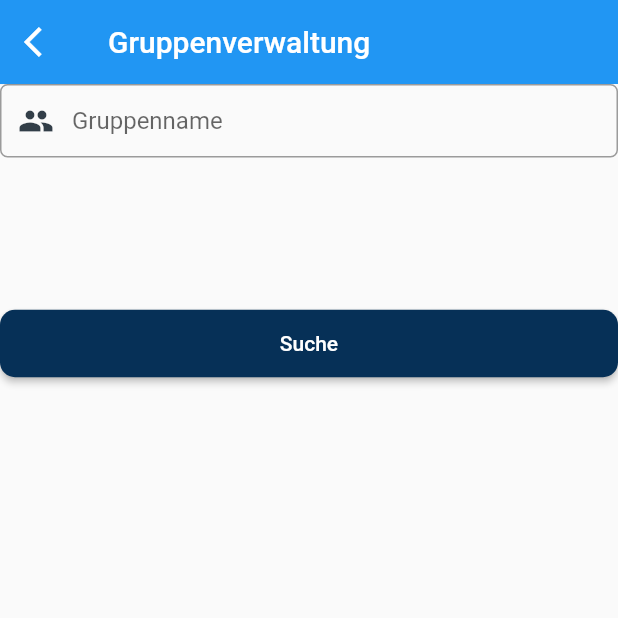
After one commit to adeveloper-wq/rezeptverwaltung-app, a Flutter app: the GroupSettings screen opened by its route, on a phone screen of 412 x 824 dp, the top half of it. The commit adds this screen. Run offline on Flutter 3.47's test engine with Material 2 defaults, Android fonts, the phone set to English and light mode, and no system bars; our stand-ins replace shared_preferences; accounts and stored records are empty.

Commit message:
login/register status code events added and get group by name added

```diff
--- a/lib/main.dart
+++ b/lib/main.dart
@@ -1,10 +1,13 @@
 import 'package:flutter/material.dart';
 import 'package:provider/provider.dart';
 import 'package:rezeptverwaltung/pages/dashboard.dart';
+import 'package:rezeptverwaltung/pages/group_settings.dart';
 import 'package:rezeptverwaltung/pages/login.dart';
 import 'package:rezeptverwaltung/pages/register.dart';
+import 'package:rezeptverwaltung/pages/settings.dart';
 import 'package:rezeptverwaltung/providers/auth_provider.dart';
 import 'package:rezeptverwaltung/providers/auth_refresh_provider.dart';
+import 'package:rezeptverwaltung/providers/group_provider.dart';
 import 'package:rezeptverwaltung/providers/user_provider.dart';
 
 void main() {
@@ -19,6 +22,7 @@ class MyApp extends StatelessWidget {
           ChangeNotifierProvider(create: (_) => AuthRefreshProvider()),
           ChangeNotifierProvider(create: (_) => AuthProvider()),
           ChangeNotifierProvider(create: (_) => UserProvider()),
+          ChangeNotifierProvider(create: (_) => GroupProvider()),
         ],
         child: MyAppStateful()
     );
@@ -54,6 +58,8 @@ class _MyAppState extends State<MyAppStateful>{
             '/dashboard': (context) => DashBoard(),
             '/login': (context) => Login(),
             '/register': (context) => Register(),
+            '/settings': (context) => Settings(),
+            '/group_settings': (context) => GroupSettings(),
           }
     );
   }
--- /dev/null
+++ b/lib/pages/group_settings.dart
@@ -0,0 +1,91 @@
+import 'package:flutter/material.dart';
+import 'package:provider/provider.dart';
+import 'package:rezeptverwaltung/domains/user.dart';
+import 'package:rezeptverwaltung/providers/group_provider.dart';
+import 'package:rezeptverwaltung/providers/user_provider.dart';
+import 'package:rezeptverwaltung/util/user_preferences.dart';
+import 'package:rezeptverwaltung/util/widgets.dart';
+
+class GroupSettings extends StatefulWidget {
+  @override
+  _GroupSettingsState createState() => _GroupSettingsState();
+}
+
+class _GroupSettingsState extends State<GroupSettings> {
+  final formKey = new GlobalKey<FormState>();
+
+  String _groupName;
+
+  @override
+  void initState() {
+    super.initState();
+  }
+
+  @override
+  Widget build(BuildContext context) {
+    final groupNameField = TextFormField(
+      autofocus: false,
+      validator: (value) => value.isEmpty ? "Bitte Gruppennamen eingeben" : null,
+      onSaved: (value) => _groupName = value,
+      decoration: buildInputDecoration("Gruppenname", Icons.group),
+    );
+
+    var loading = Row(
+      mainAxisAlignment: MainAxisAlignment.center,
+      children: <Widget>[
+        CircularProgressIndicator(),
+        Text(" Lädt ... Bitte warten")
+      ],
+    );
+
+    var startSearch = () {
+      final form = formKey.currentState;
+
+      if (form.validate()) {
+        form.save();
+
+        final Future<Map<String, dynamic>> successfulMessage =
+        context.read<GroupProvider>().getGroup(_groupName);
+
+        successfulMessage.then((response) {
+          if (response['status']) {
+            print("------------------------------------------------------------------------");
+            print(response['data']);
+          } else {
+            ScaffoldMessenger.of(context).showSnackBar(SnackBar(content: Text(response['message'])));
+          }
+        });
+      } else {
+        ScaffoldMessenger.of(context).showSnackBar(SnackBar(content: Text('Bitte alles richtig ausfüllen.')));
+      }
+    };
+
+    return Scaffold(
+      appBar: AppBar(
+          title: Text("Gruppenverwaltung"),
+          elevation: 0.1,
+          leading: IconButton(
+            icon: Icon(
+              Icons.arrow_back_ios,
+              color: Colors.white,
+            ),
+            onPressed: () {
+              Navigator.pop(context);
+            },
+          )
+      ),
+      body: Form(
+        key: formKey,
+        child: Column(
+          children: [
+            groupNameField,
+            SizedBox(height: 100,),
+            context.watch<GroupProvider>().state == GroupLoadingStatus.Loading
+                ? loading
+                : longButtons("Suche", startSearch),
+          ],
+        ),
+      )
+    );
+  }
+}
--- a/lib/pages/login.dart
+++ b/lib/pages/login.dart
@@ -20,7 +20,7 @@ class _LoginState extends State<Login> {
   Widget build(BuildContext context) {
     final emailField = TextFormField(
       autofocus: false,
-      //validator: validateEmail,
+      validator: validateEmail,
       onSaved: (value) => _username = value,
       decoration: buildInputDecoration("E-Mail eingeben", Icons.email),
     );
@@ -69,11 +69,11 @@ class _LoginState extends State<Login> {
             context.read<UserProvider>().setUser(user);
             Navigator.pushReplacementNamed(context, '/dashboard');
           } else {
-            SnackBar(content: Text('Failed Login: ' + response['message']['message'].toString()));
+            ScaffoldMessenger.of(context).showSnackBar(SnackBar(content: Text(response['message'])));
           }
         });
       } else {
-        print("form is invalid");
+        ScaffoldMessenger.of(context).showSnackBar(SnackBar(content: Text('Bitte alles richtig ausfüllen.')));
       }
     };
 
--- a/lib/pages/register.dart
+++ b/lib/pages/register.dart
@@ -28,7 +28,7 @@ class _RegisterState extends State<Register> {
 
     final emailField = TextFormField(
       autofocus: false,
-      //validator: validateEmail,
+      validator: validateEmail,
       onSaved: (value) => _email = value,
       decoration: buildInputDecoration("E-Mail", Icons.mail),
     );
@@ -72,11 +72,11 @@ class _RegisterState extends State<Register> {
             context.read<UserProvider>().setUser(user);
             Navigator.pushReplacementNamed(context, '/dashboard');
           } else {
-            SnackBar(content: Text('Registration Failed: ' + response.toString()));
+            ScaffoldMessenger.of(context).showSnackBar(SnackBar(content: Text(response['message'])));
           }
         });
       } else {
-        SnackBar(content: Text('Invalid form, please complete the form properly.'));
+        ScaffoldMessenger.of(context).showSnackBar(SnackBar(content: Text('Bitte alles richtig ausfüllen.')));
       }
 
     };
--- a/lib/providers/auth_refresh_provider.dart
+++ b/lib/providers/auth_refresh_provider.dart
@@ -82,7 +82,7 @@ class AuthRefreshProvider with ChangeNotifier {
         notifyListeners();
         result = {
           'status': false,
-          'message': json.decode(responseUser.body)['error']
+          'message': 'Serverfehler'
         };
       }
     } else {
@@ -90,7 +90,7 @@ class AuthRefreshProvider with ChangeNotifier {
       notifyListeners();
       result = {
         'status': false,
-        'message': json.decode(response.body)['error']
+        'message': 'Serverfehler'
       };
     }
     return result;
--- a/lib/util/app_url.dart
+++ b/lib/util/app_url.dart
@@ -7,5 +7,7 @@ class AppUrl {
   static const String register = "/app/public/auth/register";
   static const String user = "/app/public/auth/me";
   static const String refresh = "/app/public/auth/refresh";
+
+  static const String getGroup = "/app/public/api/group/";
   /*static const String forgotPassword = baseURL + "/forgot-password";*/
 }
--- a/lib/util/validators.dart
+++ b/lib/util/validators.dart
@@ -3,9 +3,9 @@ String validateEmail(String value) {
   RegExp regex = new RegExp(
       r'^(([^<>()[\]\\.,;:\s@\"]+(\.[^<>()[\]\\.,;:\s@\"]+)*)|(\".+\"))@((\[[0-9]{1,3}\.[0-9]{1,3}\.[0-9]{1,3}\.[0-9]{1,3}\])|(([a-zA-Z\-0-9]+\.)+[a-zA-Z]{2,}))$');
   if (value.isEmpty) {
-    _msg = "Your username is required";
+    _msg = "Bitte E-Mail eingeben";
   } else if (!regex.hasMatch(value)) {
-    _msg = "Please provide a valid emal address";
+    _msg = "Bitte eine richtige E-Mail-Adresse eingeben.";
   }
   return _msg;
 }
```
Also changed, not shown: lib/pages/dashboard.dart (+11 -10 lines), lib/pages/settings.dart (added, +69 -0 lines), lib/providers/auth_provider.dart (+26 -3 lines), lib/providers/group_provider.dart (added, +75 -0 lines).
